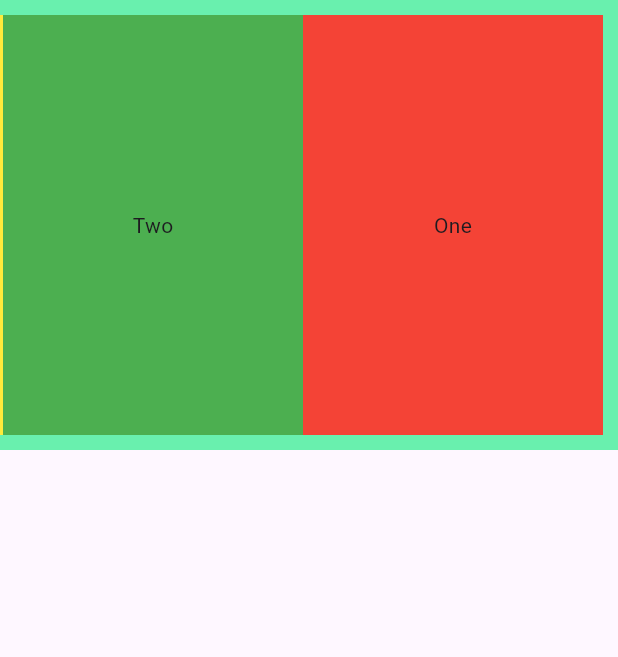
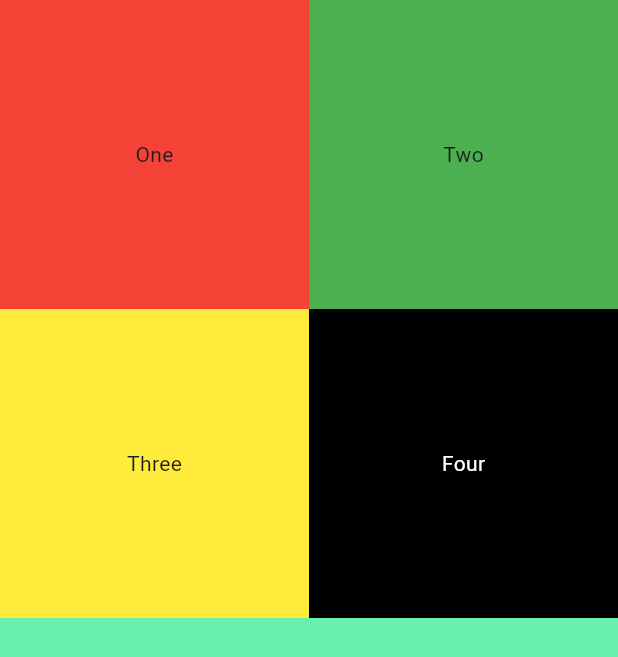
Before and after one commit to mhdZhHan/hello-world-flutter, a Flutter app: the screen it shows after launch, on a phone screen of 412 x 824 dp. Shown: the top 657 px of the screen. Run offline on Flutter 3.47's test engine with Material 3 defaults, Android fonts, the phone set to English and light mode, and no system bars.

Commit message:
Learn basics of GridViewWidget

```diff
--- a/lib/app.dart
+++ b/lib/app.dart
@@ -22,7 +22,8 @@ class App extends StatelessWidget {
         // ===== MULTI CHILD WIDGETS =====
         // body: RowWidget(),
         // body: ColumnWidget(),
-        body: ListViewWidget(),
+        // body: ListViewWidget(),
+        body: GridViewWidget(),
       ),
     );
   }
--- a/lib/widgets/multiChildLayouts.dart
+++ b/lib/widgets/multiChildLayouts.dart
@@ -181,3 +181,46 @@ class ListViewWidget extends StatelessWidget {
     );
   }
 }
+
+class GridViewWidget extends StatelessWidget {
+  Widget build(BuildContext context) {
+    return Container(
+      width: MediaQuery.of(context).size.width,
+      height: MediaQuery.of(context).size.height,
+      color: Colors.greenAccent,
+      child: GridView.count(
+        crossAxisCount: 2,
+        // scrollDirection: Axis.horizontal,
+        children: <Widget>[
+          // width and height of its children is based on screen
+          Container(
+            color: Colors.red,
+            child: Center(
+              child: Text('One'),
+            ),
+          ),
+          Container(
+            color: Colors.green,
+            child: Center(
+              child: Text('Two'),
+            ),
+          ),
+          Container(
+            color: Colors.yellow,
+            child: Center(
+              child: Text('Three'),
+            ),
+          ),
+          Container(
+            color: Colors.black,
+            child: Center(
+                child: Text(
+              'Four',
+              style: TextStyle(color: Colors.white),
+            )),
+          ),
+        ],
+      ),
+    );
+  }
+}
```
